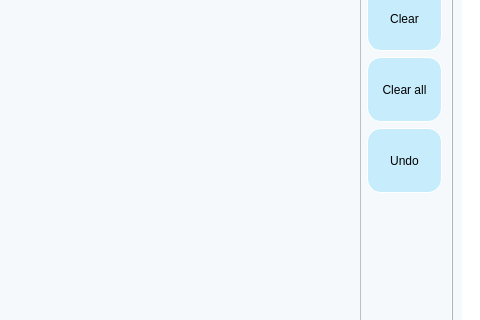
Old version of the form mainwindow.ui in the repository huylenguyen806/ASS2; both pictures show x 520 to 1000 and y 147 to 467 of the 1000 by 645 pixel window.
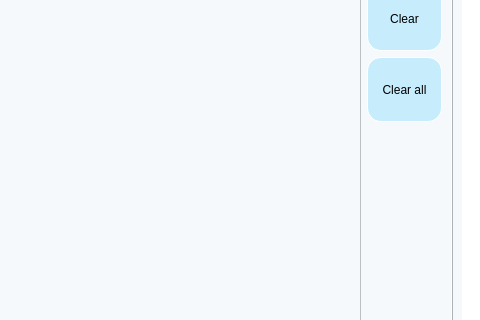
New version of the form. The open tabs and pages were chosen to show the change. Icons and pictures are not drawn.

```diff
--- a/mainwindow.ui
+++ b/mainwindow.ui
@@ -4212,39 +4212,6 @@
                           </property>
                          </widget>
                         </item>
-                        <item row="3" column="0">
-                         <widget class="QPushButton" name="undo_noti_button">
-                          <property name="minimumSize">
-                           <size>
-                            <width>75</width>
-                            <height>65</height>
-                           </size>
-                          </property>
-                          <property name="styleSheet">
-                           <string notr="true">QPushButton#undo_noti_button {
-    background-color: rgb(199,237,252);
-    border-style: outset;
-    border-width: 1px;
-    border-radius: 14px;
-    border-color: white;
-	font:normal 200 14pt &quot;Myriad Pro&quot;;
-    max-width: 5em;
-    padding: 2px;
-}
-QPushButton#undo_noti_button:pressed {
-    background-color: rgb(178,231,250);
-    border-style: outset;
-}
-QPushButton#undo_noti_button:hover {
-    background-color: rgb(178,231,250);
-    border-style: inset;
-}</string>
-                          </property>
-                          <property name="text">
-                           <string>Undo</string>
-                          </property>
-                         </widget>
-                        </item>
                         <item row="0" column="0">
                          <widget class="QPushButton" name="Detail">
                           <property name="minimumSize">
```
Left out of the diff: 12 changed lines with no effect on the pictures.
